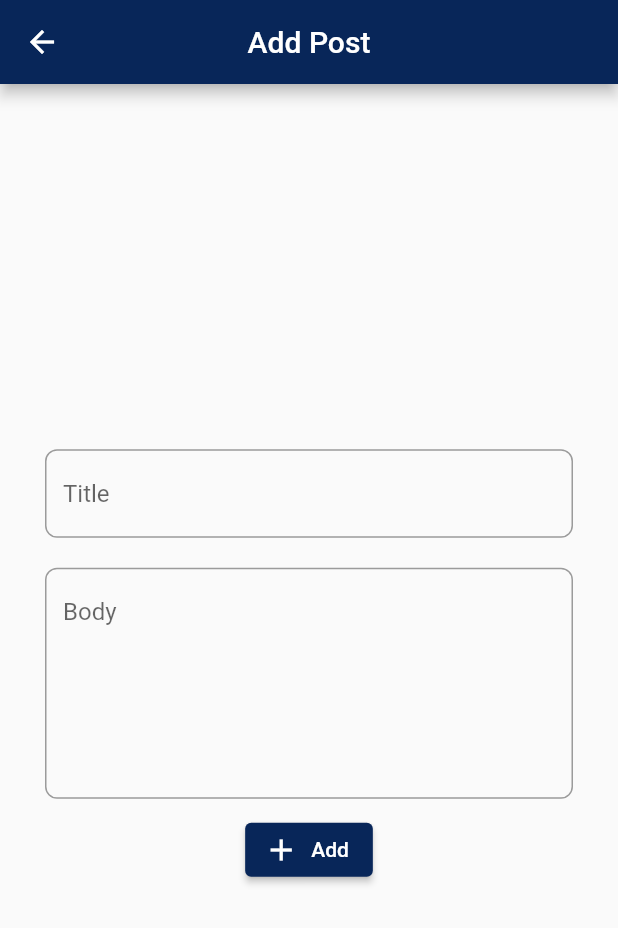
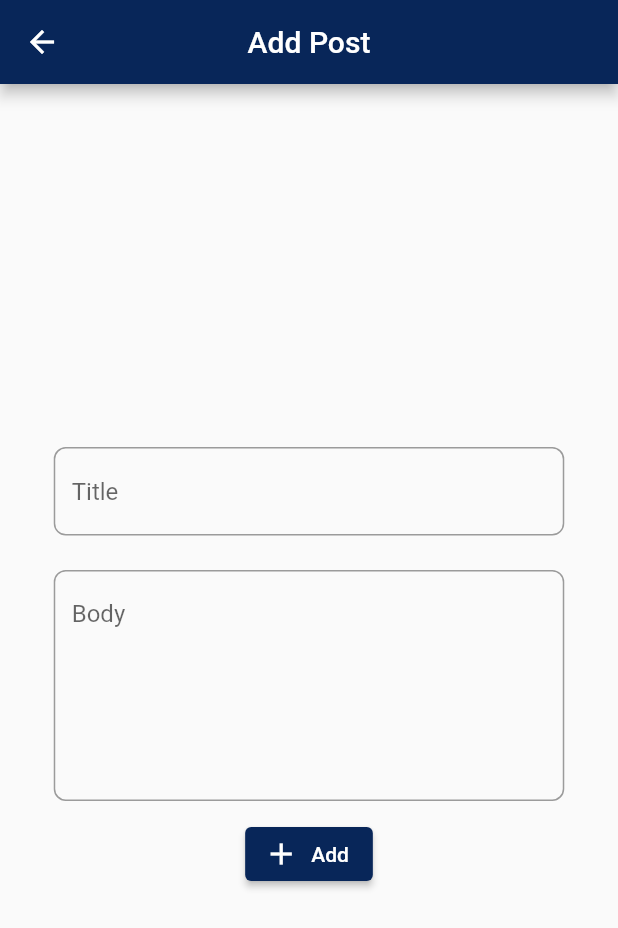
Before and after one commit to Kartali-Mohamed/FlutterCleanArchitecture, a Flutter app: the screen it shows after launch, after a tap on the "add" icon, on a phone screen of 412 x 824 dp. Shown: the top 928 px of the screen. Run offline on Flutter 3.47's test engine with Material 2 defaults, Android fonts, the phone set to English and light mode, and no system bars; our stand-ins replace dartz, equatable, flutter_bloc, flutter_screenutil, get_it, internet_connection_checker and 1 more; network calls fail.

```diff
--- a/lib/features/posts/presentation/pages/add_update_post_page.dart
+++ b/lib/features/posts/presentation/pages/add_update_post_page.dart
@@ -1,5 +1,6 @@
 import 'package:flutter/material.dart';
 import 'package:flutter_bloc/flutter_bloc.dart';
+import 'package:flutter_screenutil/flutter_screenutil.dart';
 import '../../../../helpers/helper.dart';
 import '../../../../core/util/snackbar_message.dart';
 import '../../../../core/widget/loading_widget.dart';
@@ -19,7 +20,7 @@ class AddUpdatePostPage extends StatelessWidget {
     return Scaffold(
         appBar: AppBar(title: Text(isUpdatePost ? "Edit Post" : "Add Post")),
         body: Padding(
-          padding: const EdgeInsets.all(10),
+          padding: EdgeInsets.symmetric(horizontal: 10.h, vertical: 10.w),
           child:
               BlocConsumer<AddUpdateDeletePostsBloc, AddUpdateDeletePostsState>(
             listener: (context, state) {
--- a/lib/features/posts/presentation/pages/posts_page.dart
+++ b/lib/features/posts/presentation/pages/posts_page.dart
@@ -1,5 +1,6 @@
 import 'package:flutter/material.dart';
 import 'package:flutter_bloc/flutter_bloc.dart';
+import 'package:flutter_screenutil/flutter_screenutil.dart';
 import '../../../../helpers/helper.dart';
 import '../../../../core/widget/loading_widget.dart';
 import '../bloc/posts/posts_bloc.dart';
@@ -21,7 +22,7 @@ class PostsPage extends StatelessWidget {
         child: const Icon(Icons.add),
       ),
       body: Padding(
-        padding: const EdgeInsets.all(10),
+        padding: EdgeInsets.symmetric(horizontal: 10.h, vertical: 10.w),
         child: BlocBuilder<PostsBloc, PostsState>(builder: ((context, state) {
           if (state is LoadingPostsState) {
             return const LoadingWidget();
--- a/lib/features/posts/presentation/widgets/add_update_post_page/text_form_field_widget.dart
+++ b/lib/features/posts/presentation/widgets/add_update_post_page/text_form_field_widget.dart
@@ -1,4 +1,5 @@
 import 'package:flutter/material.dart';
+import 'package:flutter_screenutil/flutter_screenutil.dart';
 
 class TextFormFieldWidget extends StatelessWidget {
   final TextEditingController? controller;
@@ -14,7 +15,7 @@ class TextFormFieldWidget extends StatelessWidget {
   @override
   Widget build(BuildContext context) {
     return Padding(
-      padding: const EdgeInsets.symmetric(vertical: 10, horizontal: 20),
+      padding: EdgeInsets.symmetric(vertical: 10.w, horizontal: 20.h),
       child: TextFormField(
         controller: controller,
         validator: (val) => val!.isEmpty ? "$name can't be empty" : null,
--- a/lib/features/posts/presentation/widgets/detail_post_page/title_body_widget.dart
+++ b/lib/features/posts/presentation/widgets/detail_post_page/title_body_widget.dart
@@ -1,4 +1,5 @@
 import 'package:flutter/material.dart';
+import 'package:flutter_screenutil/flutter_screenutil.dart';
 
 class TitleBodyWidget extends StatelessWidget {
   final String text;
@@ -9,11 +10,11 @@ class TitleBodyWidget extends StatelessWidget {
   @override
   Widget build(BuildContext context) {
     return Padding(
-      padding: const EdgeInsets.all(8),
+      padding: EdgeInsets.symmetric(horizontal: 8.h, vertical: 8.w),
       child: Text(
         text,
         style: TextStyle(
-          fontSize: isTitle ? 20 : 16,
+          fontSize: isTitle ? 19.sp : 15.sp,
           fontWeight: isTitle ? FontWeight.bold : null,
         ),
       ),
--- a/lib/features/posts/presentation/widgets/posts_page/message_display_widget.dart
+++ b/lib/features/posts/presentation/widgets/posts_page/message_display_widget.dart
@@ -1,4 +1,5 @@
 import 'package:flutter/material.dart';
+import 'package:flutter_screenutil/flutter_screenutil.dart';
 import '../../../../../helpers/helper.dart';
 
 class MessageDisplayWidget extends StatelessWidget {
@@ -14,7 +15,7 @@ class MessageDisplayWidget extends StatelessWidget {
           child: SingleChildScrollView(
         child: Text(
           message,
-          style: const TextStyle(fontSize: 25),
+          style: TextStyle(fontSize: 25.sp),
           textAlign: TextAlign.center,
         ),
       )),
--- a/lib/helpers/helper.dart
+++ b/lib/helpers/helper.dart
@@ -3,6 +3,8 @@ import 'package:flutter/material.dart';
 extension MediaQueryHelper on BuildContext {
   double get screenHeight => MediaQuery.of(this).size.height;
   double get screenWidth => MediaQuery.of(this).size.width;
+  double get screenTextScaleFactor => MediaQuery.of(this).textScaleFactor;
+  EdgeInsets get screenPadding => MediaQuery.of(this).padding;
 }
 
 extension NavigatorHelper on BuildContext {
--- a/lib/main.dart
+++ b/lib/main.dart
@@ -1,15 +1,19 @@
 import 'package:flutter/material.dart';
 import 'package:flutter_bloc/flutter_bloc.dart';
+import 'package:flutter_screenutil/flutter_screenutil.dart';
 import 'core/app_theme.dart';
 import 'features/posts/presentation/bloc/add_update_delete_posts/add_update_delete_posts_bloc.dart';
 import 'features/posts/presentation/bloc/posts/posts_bloc.dart';
 import 'features/posts/presentation/pages/posts_page.dart';
 import 'helpers/my_bloc_observer.dart';
 import 'injection_container.dart' as di;
+import 'package:flutter/services.dart';
 
 void main() async {
+  WidgetsFlutterBinding.ensureInitialized();
+  SystemChrome.setPreferredOrientations(
+      [DeviceOrientation.portraitUp, DeviceOrientation.portraitDown]);
   Bloc.observer = MyBlocObserver();
-  WidgetsFlutterBinding.ensureInitialized();
   await di.init();
   runApp(const MyApp());
 }
@@ -25,11 +29,19 @@ class MyApp extends StatelessWidget {
             create: (_) => di.sl<PostsBloc>()..add(GetAllPostsEvent())),
         BlocProvider(create: (_) => di.sl<AddUpdateDeletePostsBloc>()),
       ],
-        child: MaterialApp(
+      child: ScreenUtilInit(
+          designSize: const Size(360, 690),
+          minTextAdapt: true,
+          splitScreenMode: true,
+          builder: (context, child) {
+            return MaterialApp(
               debugShowCheckedModeBanner: false,
+              darkTheme: ThemeData.dark(),
               theme: appTheme,
               title: 'Posts App',
               home: const PostsPage(),
-        ));
+            );
+          }),
+    );
   }
 }
--- a/pubspec.yaml
+++ b/pubspec.yaml
@@ -48,6 +48,8 @@ dependencies:
   http: ^0.13.6
   # Local cache
   shared_preferences: ^2.1.1
+  # Responsive
+  flutter_screenutil: ^5.8.1
 
 dev_dependencies:
   flutter_test:
```
Also changed, not shown: lib/features/posts/presentation/widgets/posts_page/post_list_widget.dart (+4 -3 lines), pubspec.lock. Lines whose indentation alone changed are shown as unchanged.
